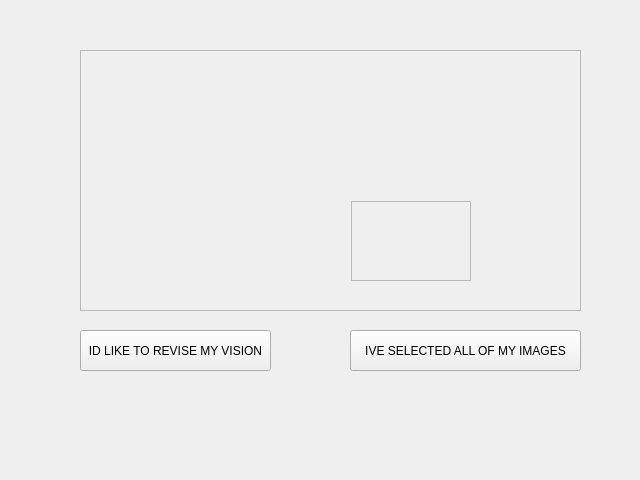
thedeclancarter/GPMS, file application/src/pages/pickimagespage.ui: the form before one commit.
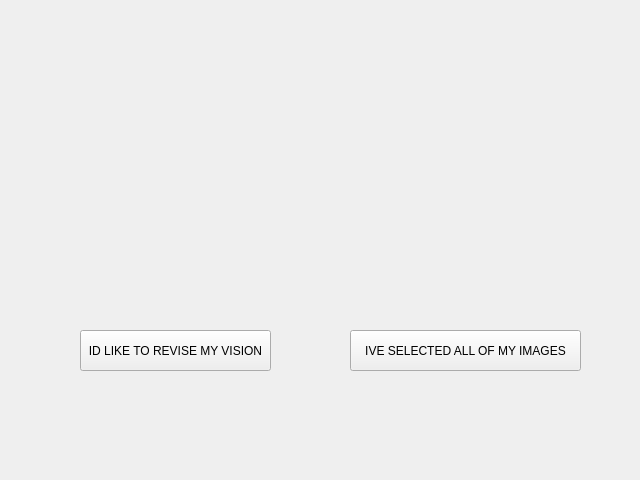
The form after the commit.

Patch:
```diff
--- a/application/src/pages/pickimagespage.ui
+++ b/application/src/pages/pickimagespage.ui
@@ -39,75 +39,6 @@
     <string>ID LIKE TO REVISE MY VISION</string>
    </property>
   </widget>
-  <widget class="QScrollArea" name="scrollArea">
-   <property name="geometry">
-    <rect>
-     <x>80</x>
-     <y>50</y>
-     <width>501</width>
-     <height>261</height>
-    </rect>
-   </property>
-   <property name="widgetResizable">
-    <bool>true</bool>
-   </property>
-   <widget class="QWidget" name="scrollAreaWidgetContents">
-    <property name="geometry">
-     <rect>
-      <x>0</x>
-      <y>0</y>
-      <width>499</width>
-      <height>259</height>
-     </rect>
-    </property>
-    <widget class="QWidget" name="widget" native="true">
-     <property name="geometry">
-      <rect>
-       <x>60</x>
-       <y>40</y>
-       <width>120</width>
-       <height>80</height>
-      </rect>
-     </property>
-    </widget>
-    <widget class="QWidget" name="widget_2" native="true">
-     <property name="geometry">
-      <rect>
-       <x>270</x>
-       <y>40</y>
-       <width>120</width>
-       <height>80</height>
-      </rect>
-     </property>
-    </widget>
-    <widget class="QWidget" name="widget_3" native="true">
-     <property name="geometry">
-      <rect>
-       <x>60</x>
-       <y>150</y>
-       <width>120</width>
-       <height>80</height>
-      </rect>
-     </property>
-    </widget>
-    <widget class="QFrame" name="frame">
-     <property name="geometry">
-      <rect>
-       <x>270</x>
-       <y>150</y>
-       <width>120</width>
-       <height>80</height>
-      </rect>
-     </property>
-     <property name="frameShape">
-      <enum>QFrame::Shape::StyledPanel</enum>
-     </property>
-     <property name="frameShadow">
-      <enum>QFrame::Shadow::Raised</enum>
-     </property>
-    </widget>
-   </widget>
-  </widget>
  </widget>
  <resources/>
  <connections/>
```
